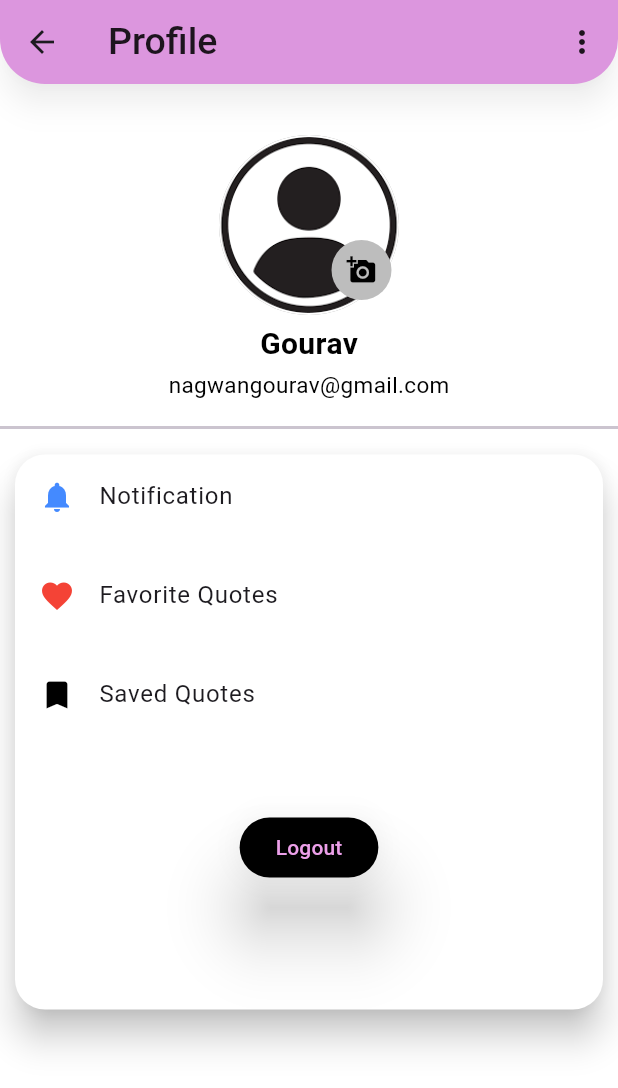
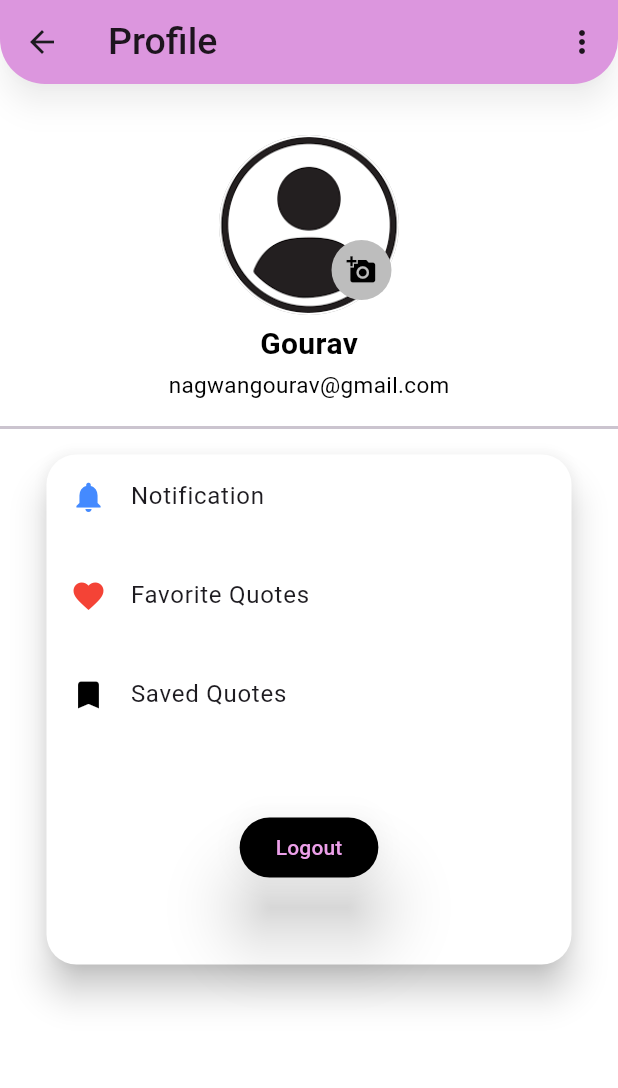
Before and after one commit to Abhisheklab-282/daily_quotes, a Flutter app: the ProfileScreen screen opened directly, on a phone screen of 412 x 824 dp. Shown: the top 1088 px of the screen. Run offline on Flutter 3.47's test engine with Material 3 defaults, Android fonts, the phone set to English and light mode, and no system bars; our stand-ins replace firebase_auth, firebase_core; accounts and stored records are empty.

Commit message:
profile screen ready to go

```diff
--- a/lib/screen/login/loginscreen.dart
+++ b/lib/screen/login/loginscreen.dart
@@ -76,9 +76,9 @@ class _LoginScreenState extends State<LoginScreen> {
                               color: Colors.blue,
                             ),
                           ),
+
                         ),
                       )
-
                     ]
                   )
 
--- a/lib/screen/quote/bottamtapscreen/profile screen.dart
+++ b/lib/screen/quote/bottamtapscreen/profile screen.dart
@@ -69,8 +69,8 @@ class _ProfileScreenState extends State<ProfileScreen> {
 
             ),
             child: Container(
-              width: 400,
-              height: 370,
+              width: 350,
+              height: 340,
               child: Column(
                 children: [
                   ListTile(
```
Also changed, not shown: lib/screen/signup/signupscreen.dart (+11 -18 lines), 4 other files.
